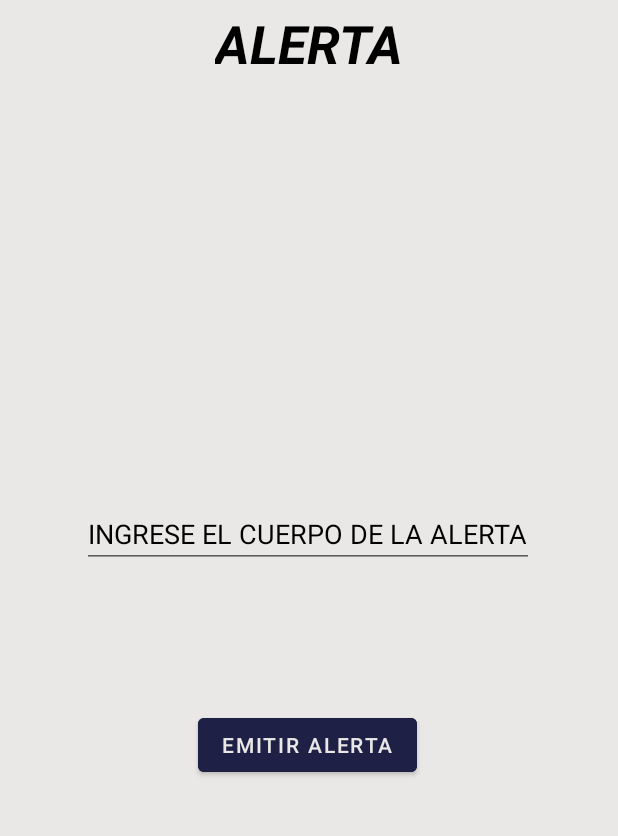
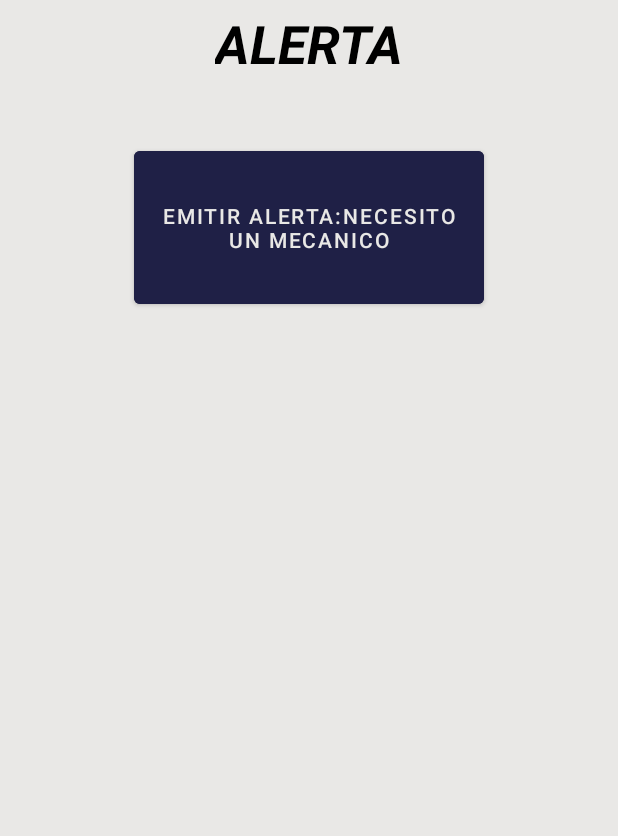
Before and after one commit to AlejandroV2204/CopiaSecureApp, an Android app: the fragment AlertaFragment placed in its activity, on a phone screen of 412 x 824 dp, the part 84-920 px from its top. Run offline under Robolectric (Android 15) with nearby library versions, the light colour scheme and no system bars; our stand-ins replace Firebase (no records; nobody signed in at launch, a user with empty details on screens opened directly), Volley; libraries missing offline, so code that uses them is left out: com.basgeekball.awesomevalidation.

Commit message:
se manda mensaje fijo con solo un boton

```diff
--- a/SecureApp/app/src/main/java/com/example/secureapp/Fragments/AlertaFragment.java
+++ b/SecureApp/app/src/main/java/com/example/secureapp/Fragments/AlertaFragment.java
@@ -36,9 +36,7 @@ import java.util.Map;
 
 public class AlertaFragment extends Fragment{
 
-    EditText  et_cuerpoAlerta;
-
-    String tituloAlerta;
+    String tituloAlerta ="NECESITO UN MECANICO \uD83D\uDD27";
 
     Button btn_emitirAlerta;
 
@@ -54,8 +52,6 @@ public class AlertaFragment extends Fragment{
         inicializarFirebase();
         firebaseAuth = FirebaseAuth.getInstance();
 
-        et_cuerpoAlerta = view.findViewById(R.id.et_cuerpoAlerta);
-
         btn_emitirAlerta = view.findViewById(R.id.btn_emitirAlerta);
 
         String id = FirebaseAuth.getInstance().getCurrentUser().getUid().toString();
@@ -67,7 +63,7 @@ public class AlertaFragment extends Fragment{
                 if (snapshot.exists()){
 
                     String nombre = snapshot.child("nombre").getValue().toString();
-                    tituloAlerta = nombre + ", ha realizado una alerta";
+                    tituloAlerta = nombre + tituloAlerta;
                 }
             }
 
@@ -119,7 +115,6 @@ public class AlertaFragment extends Fragment{
             json.put("to","/topics/"+"enviaratodos");
             JSONObject notificacion = new JSONObject();
             notificacion.put("titulo", tituloAlerta);
-            notificacion.put("cuerpo", et_cuerpoAlerta.getText().toString());
             notificacion.put("foto",url_foto);
 
             json.put("data",notificacion);
@@ -151,7 +146,6 @@ public class AlertaFragment extends Fragment{
 
     private void limpiarCampos(){
 
-        et_cuerpoAlerta.setText("");
 
     }
 
--- a/SecureApp/app/src/main/res/layout/fragment_alerta.xml
+++ b/SecureApp/app/src/main/res/layout/fragment_alerta.xml
@@ -22,37 +22,19 @@
 
      </TextView>
 
-     <EditText
-
-         android:id="@+id/et_cuerpoAlerta"
-         android:layout_width="wrap_content"
-         android:layout_height="wrap_content"
-         android:hint="@string/A_cuerpo_alerta"
-         android:inputType="textMultiLine"
-         android:textColor="@color/Texto_color"
-         android:textColorHint="@color/Texto_color"
-         app:layout_constraintBottom_toBottomOf="parent"
-         app:layout_constraintEnd_toEndOf="parent"
-         app:layout_constraintHorizontal_bias="0.495"
-         app:layout_constraintStart_toStartOf="parent"
-         app:layout_constraintTop_toTopOf="parent">
-
-     </EditText>
-
      <Button
          android:id="@+id/btn_emitirAlerta"
          style="@style/Widget.MaterialComponents.Button"
-         android:layout_width="wrap_content"
-         android:layout_height="wrap_content"
+         android:layout_width="233dp"
+         android:layout_height="114dp"
          android:backgroundTint="@color/Botones_color"
          android:text="@string/A_boton_alerta_especifica"
          android:textColor="@color/Texto_color_botones"
          app:layout_constraintBottom_toBottomOf="parent"
          app:layout_constraintEnd_toEndOf="parent"
-         app:layout_constraintHorizontal_bias="0.497"
          app:layout_constraintStart_toStartOf="parent"
          app:layout_constraintTop_toTopOf="parent"
-         app:layout_constraintVertical_bias="0.681" />
+         app:layout_constraintVertical_bias="0.212" />
 
      <androidx.constraintlayout.widget.Guideline
          android:id="@+id/guideline2"
--- a/SecureApp/app/src/main/res/values/strings.xml
+++ b/SecureApp/app/src/main/res/values/strings.xml
@@ -90,7 +90,7 @@
     <string name="pantalla_alerta_titulo">ALERTA</string>
     <string name="A_titulo_alerta">INGRESE EL TITULO DE LA ALERTA</string>
     <string name="A_cuerpo_alerta">INGRESE EL CUERPO DE LA ALERTA</string>
-    <string name="A_boton_alerta_especifica">EMITIR ALERTA</string>
+    <string name="A_boton_alerta_especifica">EMITIR ALERTA:Necesito un mecanico</string>
     ------------------------------------------------------------------------------------
     <string name="menuItem_principal">Principal</string>
     <string name="MI_inicio">Inicio</string>
```
Also changed, not shown: 55 other files.
